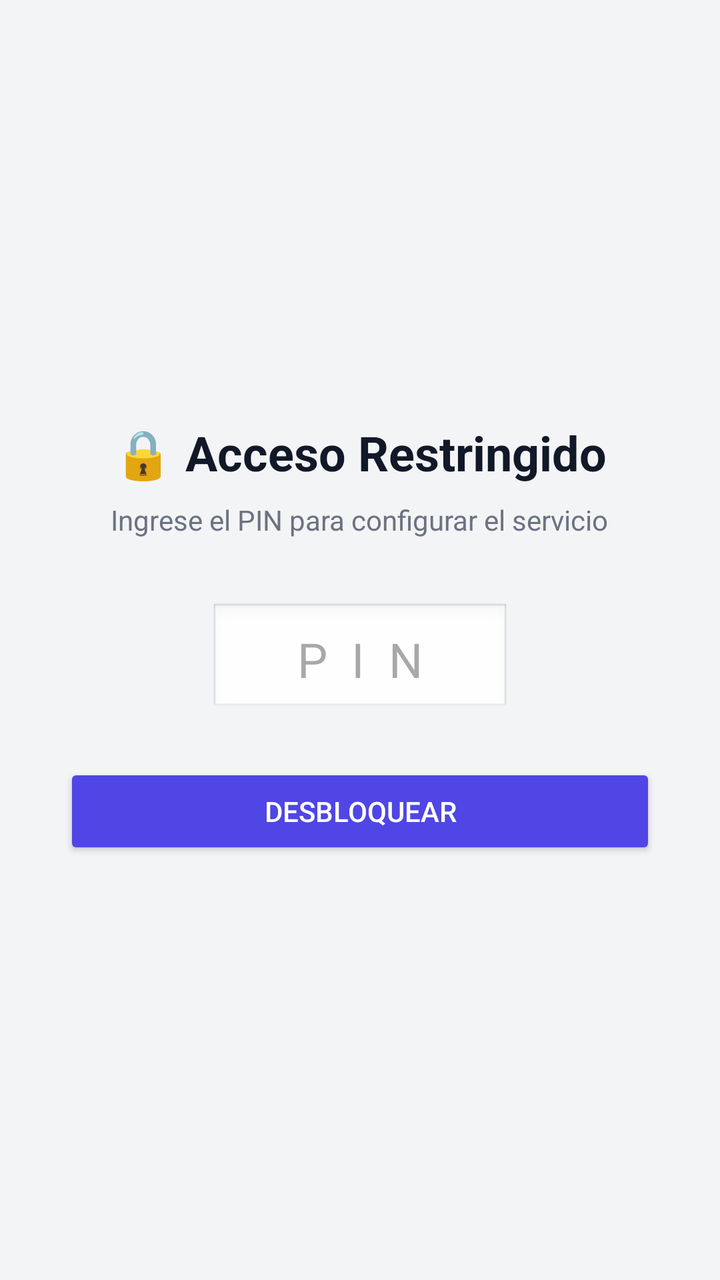
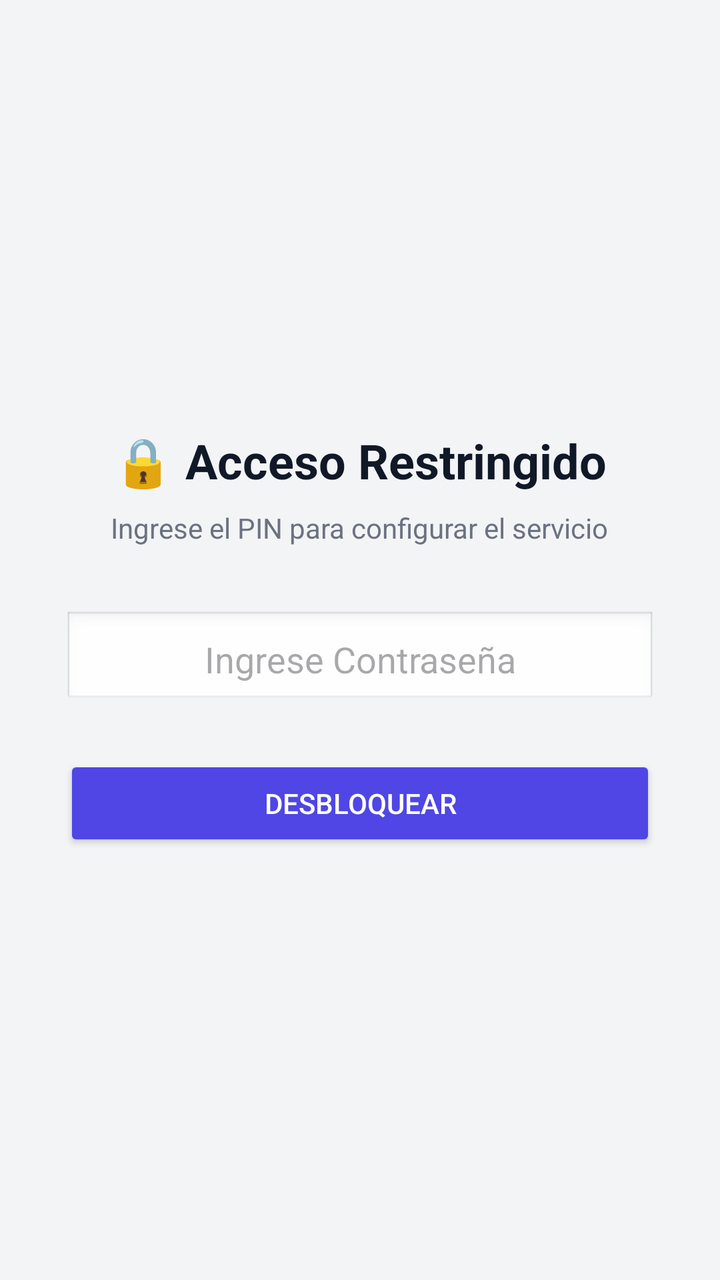

Compare the two renders of this Android layout. The source of the first and the diff that turns it into the second are given below.
<!-- AndroidManifest.xml: application theme Theme.FamiliaMonitor -->
<!-- res/layout/activity_pin.xml -->
<?xml version="1.0" encoding="utf-8"?>
<LinearLayout xmlns:android="http://schemas.android.com/apk/res/android"
    android:layout_width="match_parent"
    android:layout_height="match_parent"
    android:orientation="vertical"
    android:gravity="center"
    android:padding="32dp"
    android:background="#F3F4F6">

    <TextView
        android:layout_width="wrap_content"
        android:layout_height="wrap_content"
        android:text="🔒 Acceso Restringido"
        android:textSize="24sp"
        android:textStyle="bold"
        android:textColor="#111827"
        android:layout_marginBottom="8dp"/>

    <TextView
        android:layout_width="wrap_content"
        android:layout_height="wrap_content"
        android:text="Ingrese el PIN para configurar el servicio"
        android:textColor="#6B7280"
        android:layout_marginBottom="32dp"/>

    <EditText
        android:id="@+id/et_pin"
        android:layout_width="150dp"
        android:layout_height="wrap_content"
        android:hint="PIN"
        android:inputType="numberPassword"
        android:maxLength="4"
        android:gravity="center"
        android:textSize="24sp"
        android:letterSpacing="0.5"
        android:background="@android:drawable/edit_text"
        android:padding="12dp"/>

    <Button
        android:id="@+id/btn_unlock"
        android:layout_width="match_parent"
        android:layout_height="wrap_content"
        android:layout_marginTop="24dp"
        android:text="Desbloquear"
        android:backgroundTint="#4F46E5"
        android:textColor="#FFFFFF"/>

</LinearLayout>
<!-- resources referenced by this layout -->
<resources>
  <style name="Theme.FamiliaMonitor" parent="Theme.Material3.DayNight.NoActionBar" />
</resources>

<!-- the commit's change to res/layout/activity_pin.xml (unified diff, before → after) -->
@@ -25,14 +25,12 @@
 
     <EditText
         android:id="@+id/et_pin"
-        android:layout_width="150dp"
+        android:layout_width="match_parent"
         android:layout_height="wrap_content"
-        android:hint="PIN"
-        android:inputType="numberPassword"
-        android:maxLength="4"
+        android:hint="Ingrese Contraseña"
+        android:inputType="textPassword"
         android:gravity="center"
-        android:textSize="24sp"
-        android:letterSpacing="0.5"
+        android:textSize="18sp"
         android:background="@android:drawable/edit_text"
         android:padding="12dp"/>
 
